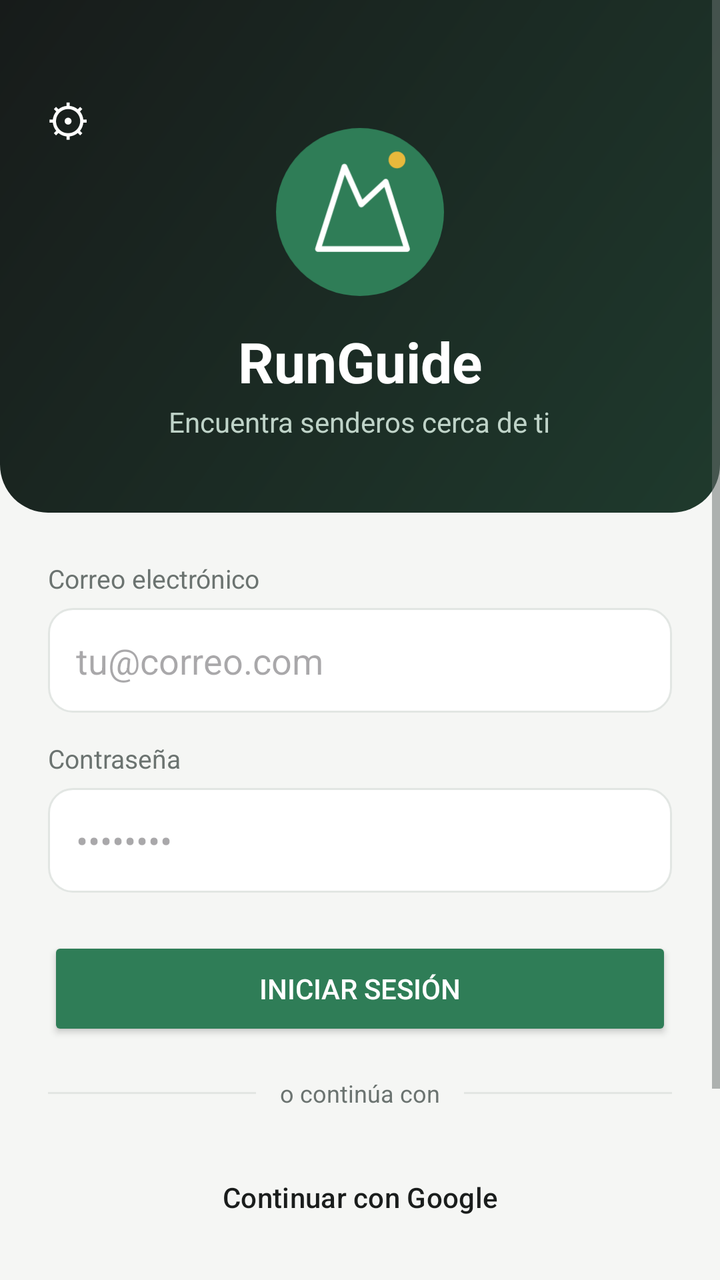
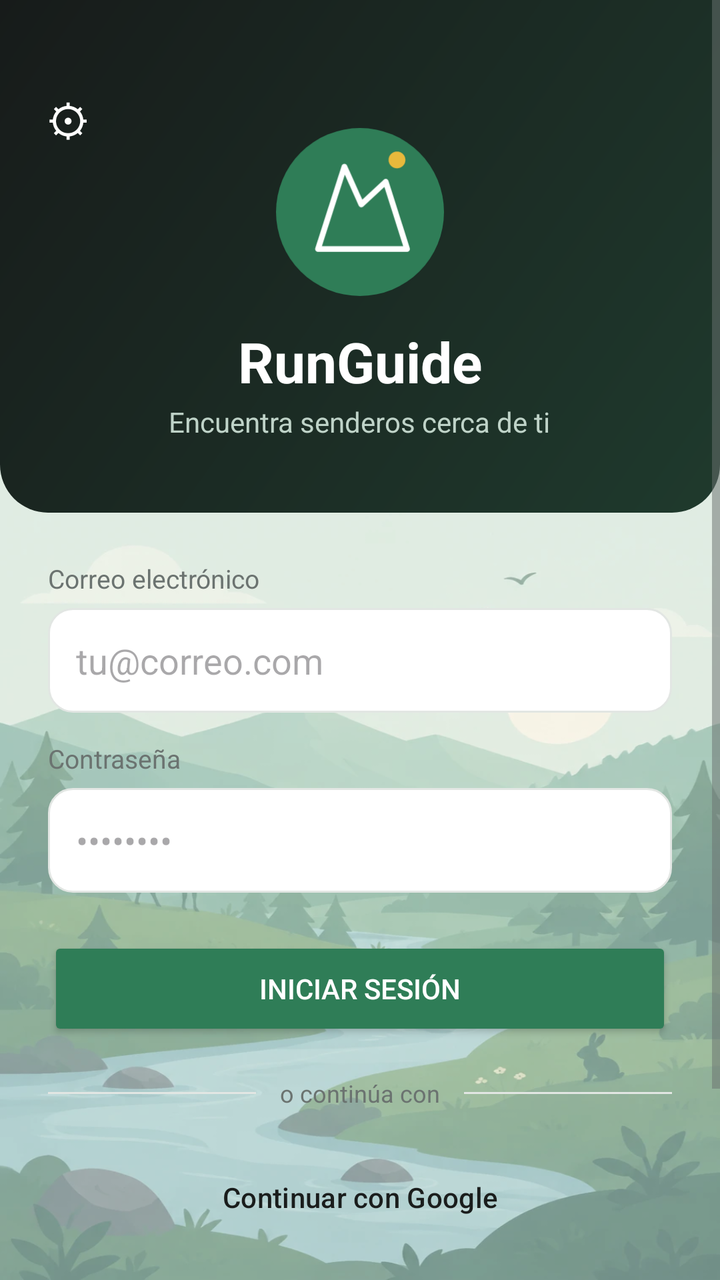

Two renders of the same Android screen: before a commit and after it. Below are the layout's source before the change and the commit's diff.
<!-- AndroidManifest.xml: application theme Theme.RunGuide -->
<!-- res/layout/activity_main.xml -->
<?xml version="1.0" encoding="utf-8"?>
<ScrollView xmlns:android="http://schemas.android.com/apk/res/android"
    xmlns:app="http://schemas.android.com/apk/res-auto"
    android:layout_width="match_parent"
    android:layout_height="match_parent"
    android:background="@color/fondo_app"
    android:fillViewport="true">

    <LinearLayout
        android:layout_width="match_parent"
        android:layout_height="wrap_content"
        android:orientation="vertical">

        
        <FrameLayout
            android:layout_width="match_parent"
            android:layout_height="wrap_content">

        <LinearLayout
            android:layout_width="match_parent"
            android:layout_height="wrap_content"
            android:orientation="vertical"
            android:gravity="center_horizontal"
            android:background="@drawable/bg_header"
            android:paddingTop="64dp"
            android:paddingBottom="36dp">

            <ImageView
                android:layout_width="84dp"
                android:layout_height="84dp"
                android:src="@drawable/logo_app"
                android:contentDescription="@string/runguide" />

            <TextView
                android:id="@+id/tvTitle"
                android:layout_width="wrap_content"
                android:layout_height="wrap_content"
                android:text="@string/runguide"
                android:textSize="28sp"
                android:textStyle="bold"
                android:textColor="#FFFFFF"
                android:layout_marginTop="14dp" />

            <TextView
                android:id="@+id/tvSubtitle"
                android:layout_width="wrap_content"
                android:layout_height="wrap_content"
                android:text="@string/encuentra_senderos_cerca_de"
                android:textColor="#BFD3C8"
                android:textSize="14sp"
                android:layout_marginTop="2dp" />

        </LinearLayout>

            
            <Button
                android:id="@+id/btnAjustes"
                style="@style/Widget.Material3.Button.TextButton"
                android:layout_width="44dp"
                android:layout_height="40dp"
                android:layout_gravity="top|start"
                android:layout_marginTop="40dp"
                android:layout_marginStart="12dp"
                android:minWidth="0dp"
                android:padding="0dp"
                android:text="⚙"
                android:textSize="22sp"
                android:textColor="#FFFFFF"
                android:contentDescription="@string/ajustes" />

        </FrameLayout>

        
        <LinearLayout
            android:layout_width="match_parent"
            android:layout_height="wrap_content"
            android:orientation="vertical"
            android:padding="24dp">

            <TextView
                android:layout_width="wrap_content"
                android:layout_height="wrap_content"
                android:text="@string/correo_electronico"
                android:textSize="13sp"
                android:textColor="@color/texto_secundario"
                android:layout_marginBottom="6dp" />

            <EditText
                android:id="@+id/etEmail"
                android:layout_width="match_parent"
                android:layout_height="wrap_content"
                android:hint="@string/tu_correo_com"
                android:inputType="textEmailAddress"
                android:background="@drawable/bg_input"
                android:padding="14dp" />

            <TextView
                android:layout_width="wrap_content"
                android:layout_height="wrap_content"
                android:text="@string/contrasena"
                android:textSize="13sp"
                android:textColor="@color/texto_secundario"
                android:layout_marginTop="14dp"
                android:layout_marginBottom="6dp" />

            <EditText
                android:id="@+id/etPassword"
                android:layout_width="match_parent"
                android:layout_height="wrap_content"
                android:hint="••••••••"
                android:inputType="textPassword"
                android:background="@drawable/bg_input"
                android:padding="14dp" />

            <Button
                android:id="@+id/btnLogin"
                android:layout_width="match_parent"
                android:layout_height="52dp"
                android:text="@string/iniciar_sesion"
                android:layout_marginTop="22dp"
                android:backgroundTint="@color/verde_primario"
                android:textColor="#FFFFFF" />

            
            <LinearLayout
                android:layout_width="match_parent"
                android:layout_height="wrap_content"
                android:orientation="horizontal"
                android:gravity="center_vertical"
                android:layout_marginTop="18dp"
                android:layout_marginBottom="18dp">

                <View
                    android:layout_width="0dp"
                    android:layout_weight="1"
                    android:layout_height="1dp"
                    android:background="@color/borde" />

                <TextView
                    android:layout_width="wrap_content"
                    android:layout_height="wrap_content"
                    android:text="@string/o_continua_con"
                    android:textSize="12sp"
                    android:textColor="@color/texto_secundario"
                    android:paddingStart="12dp"
                    android:paddingEnd="12dp" />

                <View
                    android:layout_width="0dp"
                    android:layout_weight="1"
                    android:layout_height="1dp"
                    android:background="@color/borde" />
            </LinearLayout>

            <Button
                android:id="@+id/btnGoogle"
                style="@style/Widget.Material3.Button.OutlinedButton"
                android:layout_width="match_parent"
                android:layout_height="52dp"
                android:text="@string/continuar_con_google"
                android:textColor="@color/texto_principal"
                app:icon="@drawable/ic_google"
                app:iconTint="@null"
                app:iconGravity="textStart"
                app:strokeColor="@color/borde"
                app:cornerRadius="12dp" />

            <Button
                android:id="@+id/btnRegisterTab"
                style="@style/Widget.Material3.Button.TextButton"
                android:layout_width="match_parent"
                android:layout_height="48dp"
                android:text="@string/no_tienes_cuenta_registrate"
                android:textColor="@color/verde_primario"
                android:layout_marginTop="8dp" />

            <Button
                android:id="@+id/btnInvitado"
                style="@style/Widget.Material3.Button.TextButton"
                android:layout_width="match_parent"
                android:layout_height="48dp"
                android:text="@string/entrar_como_invitado"
                android:textColor="@color/texto_secundario" />

        </LinearLayout>

    </LinearLayout>
</ScrollView>
<!-- resources referenced by this layout -->
<resources>
  <color name="borde">#E2E6E3</color>
  <color name="fondo_app">#F5F6F4</color>
  <color name="texto_principal">#1A1D1C</color>
  <color name="texto_secundario">#6B7370</color>
  <color name="verde_primario">#2F7D57</color>
  <string name="ajustes">Ajustes</string>
  <string name="continuar_con_google">Continuar con Google</string>
  <string name="contrasena">Contraseña</string>
  <string name="correo_electronico">Correo electrónico</string>
  <string name="encuentra_senderos_cerca_de">Encuentra senderos cerca de ti</string>
  <string name="entrar_como_invitado">Entrar como invitado</string>
  <string name="iniciar_sesion">Iniciar sesión</string>
  <string name="no_tienes_cuenta_registrate">¿No tienes cuenta? Regístrate</string>
  <string name="o_continua_con">o continúa con</string>
  <string name="runguide">RunGuide</string>
  <string name="tu_correo_com">tu@correo.com</string>
  <style name="Theme.RunGuide" parent="Base.Theme.RunGuide" />
  <color name="superficie">#FFFFFF</color>
  <style name="Base.Theme.RunGuide" parent="Theme.Material3.DayNight.NoActionBar">
          <item name="colorPrimary">@color/verde_primario</item>
          <item name="colorOnPrimary">@color/white</item>
          <item name="colorPrimaryContainer">@color/verde_claro</item>
          <item name="colorOnPrimaryContainer">@color/verde_oscuro</item>
          <item name="colorSecondary">@color/amarillo</item>
          <item name="colorOnSecondary">@color/negro_carbon</item>
          <item name="colorSecondaryContainer">@color/amarillo_claro</item>
          <item name="colorOnSecondaryContainer">@color/amarillo_texto</item>
          <item name="colorOutline">@color/borde</item>
          <item name="colorSurface">@color/superficie</item>
          <item name="colorOnSurface">@color/texto_principal</item>
          <item name="android:colorBackground">@color/fondo_app</item>
          <item name="android:textColorPrimary">@color/texto_principal</item>
          <item name="android:textColorSecondary">@color/texto_secundario</item>
          <item name="android:statusBarColor">@color/negro_carbon</item>
          <item name="android:windowLightStatusBar">false</item>
          <item name="materialButtonStyle">@style/Widget.RunGuide.Button</item>
          <item name="shapeAppearanceSmallComponent">@style/ShapeAppearance.RunGuide.Small</item>
          <item name="shapeAppearanceMediumComponent">@style/ShapeAppearance.RunGuide.Medium</item>
      </style>
  <color name="white">#FFFFFFFF</color>
  <color name="verde_claro">#E7F0EA</color>
  <color name="verde_oscuro">#1F5A3F</color>
  <color name="amarillo">#E8B93C</color>
  <color name="negro_carbon">#171B1A</color>
  <color name="amarillo_claro">#FAF1D6</color>
  <color name="amarillo_texto">#6B5200</color>
  <style name="ShapeAppearance.RunGuide.Small" parent="ShapeAppearance.Material3.SmallComponent">
          <item name="cornerFamily">rounded</item>
          <item name="cornerSize">12dp</item>
      </style>
  <style name="ShapeAppearance.RunGuide.Medium" parent="ShapeAppearance.Material3.MediumComponent">
          <item name="cornerFamily">rounded</item>
          <item name="cornerSize">18dp</item>
      </style>
  <!-- unchanged entries left out for length: 5 -->
</resources>

<!-- the commit's change to res/layout/activity_main.xml (unified diff, before → after) -->
@@ -3,7 +3,7 @@
     xmlns:app="http://schemas.android.com/apk/res-auto"
     android:layout_width="match_parent"
     android:layout_height="match_parent"
-    android:background="@color/fondo_app"
+    android:background="@android:color/transparent"
     android:fillViewport="true">
 
     <LinearLayout
<!-- resource entries referenced after the edit -->
@@ -2,6 +2,21 @@
 <resources>
   <color name="borde">#E2E6E3</color>
   <color name="fondo_app">#F5F6F4</color>
+  <!-- drawable fondo_app (drawable) -->
+  <?xml version="1.0" encoding="utf-8"?>
+  <layer-list xmlns:android="http://schemas.android.com/apk/res/android">
+      <item android:drawable="@color/fondo_app" />
+      <item>
+          <bitmap
+              android:src="@drawable/fondo_paisaje"
+              android:gravity="fill" />
+      </item>
+      <item>
+          <shape android:shape="rectangle">
+              <solid android:color="@color/velo_fondo" />
+          </shape>
+      </item>
+  </layer-list>
   <color name="texto_principal">#1A1D1C</color>
   <color name="texto_secundario">#6B7370</color>
   <color name="verde_primario">#2F7D57</color>
@@ -31,6 +46,7 @@
           <item name="colorSurface">@color/superficie</item>
           <item name="colorOnSurface">@color/texto_principal</item>
           <item name="android:colorBackground">@color/fondo_app</item>
+          <item name="android:windowBackground">@drawable/fondo_app</item>
           <item name="android:textColorPrimary">@color/texto_principal</item>
           <item name="android:textColorSecondary">@color/texto_secundario</item>
           <item name="android:statusBarColor">@color/negro_carbon</item>
@@ -54,6 +70,8 @@
           <item name="cornerFamily">rounded</item>
           <item name="cornerSize">18dp</item>
       </style>
+  <!-- drawable fondo_paisaje: webp bitmap (drawable-nodpi, 37966 bytes) -->
+  <color name="velo_fondo">#4DF5F6F4</color>
   <!-- unchanged entries left out for length: 5 -->
 </resources>
 
